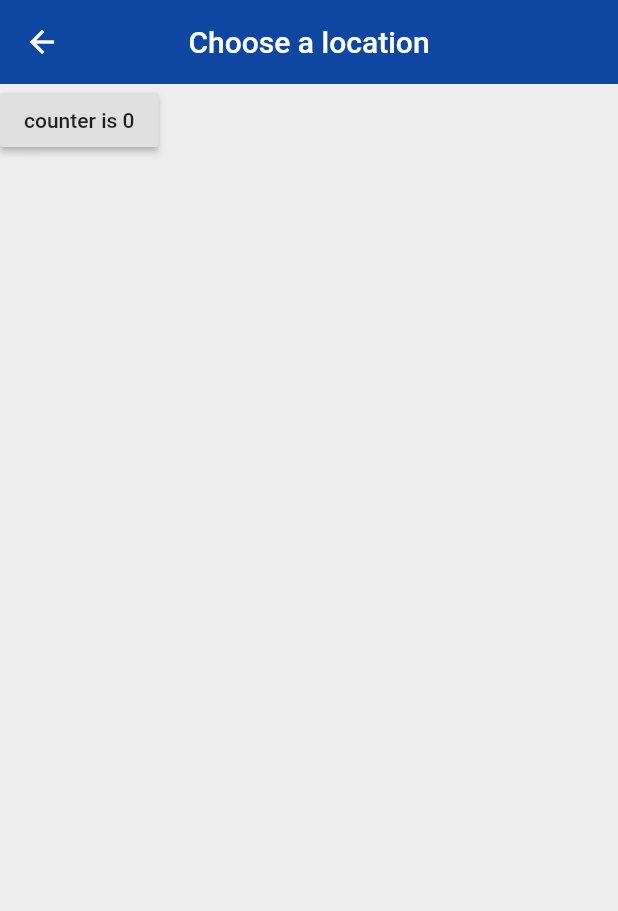
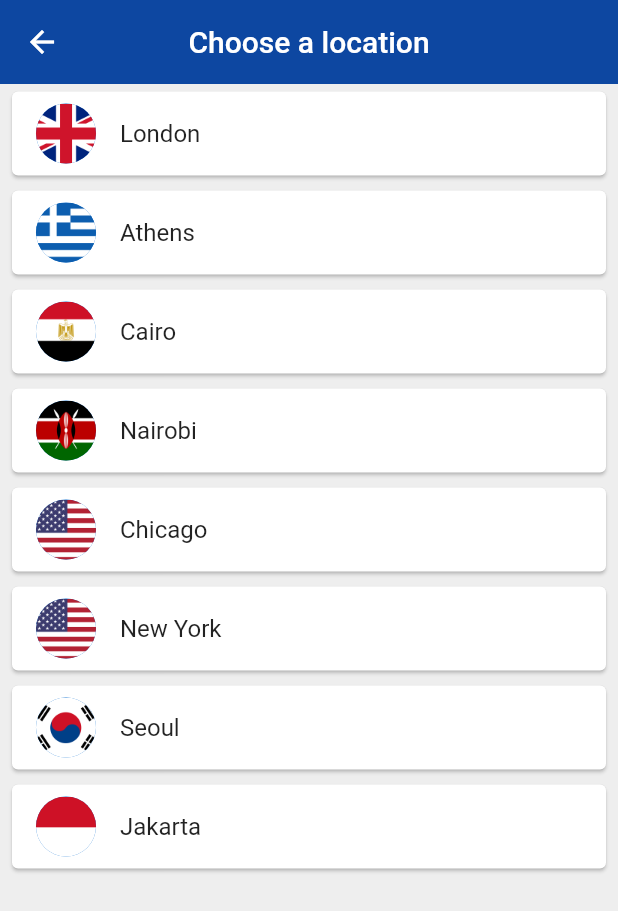
Before and after one commit to Emericen/world_time, a Flutter app: the Home screen opened directly with empty values, after a tap on "Edit Location", on a phone screen of 412 x 824 dp. Shown: the top 911 px of the screen. Run offline on Flutter 3.47's test engine with Material 2 defaults, Android fonts, the phone set to English and light mode, and no system bars; our stand-ins replace flutter_spinkit; network calls fail; statements that could not run were skipped.

Commit message:
all done

```diff
--- a/lib/pages/choose_location.dart
+++ b/lib/pages/choose_location.dart
@@ -1,4 +1,5 @@
 import 'package:flutter/material.dart';
+import 'package:world_time/services/world_time.dart';
 
 class ChooseLocation extends StatefulWidget {
   @override
@@ -7,14 +8,34 @@ class ChooseLocation extends StatefulWidget {
 
 class _ChooseLocationState extends State<ChooseLocation> {
 
-  int counter = 0;
+//  int counter = 0;
+  List<WorldTime> locations = [
+    WorldTime(url: 'Europe/London', location: 'London', flag: 'uk.png'),
+    WorldTime(url: 'Europe/Berlin', location: 'Athens', flag: 'greece.png'),
+    WorldTime(url: 'Africa/Cairo', location: 'Cairo', flag: 'egypt.png'),
+    WorldTime(url: 'Africa/Nairobi', location: 'Nairobi', flag: 'kenya.png'),
+    WorldTime(url: 'America/Chicago', location: 'Chicago', flag: 'usa.png'),
+    WorldTime(url: 'America/New_York', location: 'New York', flag: 'usa.png'),
+    WorldTime(url: 'Asia/Seoul', location: 'Seoul', flag: 'south_korea.png'),
+    WorldTime(url: 'Asia/Jakarta', location: 'Jakarta', flag: 'indonesia.png'),
+  ];
+
+  // update time on home page on tap
+  void updateTime(index) async {
+    WorldTime instance = locations[index];
+    await instance.getTime();
+    Navigator.pop(context, {
+      'location': instance.location,
+      'flag': instance.flag,
+      'time': instance.time,
+      'isDayTime': instance.isDayTime
+    });
+  }
+
 
   @override
   void initState() {
-    // legend has it initState() is where you use 3rd party API.
     super.initState();
-    print('initState func ran');
-//    getData();
   }
 
   @override
@@ -28,14 +49,34 @@ class _ChooseLocationState extends State<ChooseLocation> {
         centerTitle: true,
         elevation: 0,
       ),
-      body: RaisedButton(
-        onPressed: () {
-          setState(() {
-            counter += 1;
-          });
-        },
-        child: Text('counter is $counter'),
-      )
+      body: ListView.builder(
+        itemCount: locations.length,
+        itemBuilder: (context, index) {
+          return Padding(
+            padding: const EdgeInsets.symmetric(vertical: 1, horizontal: 4),
+            child: Card(
+              child: ListTile(
+                onTap: () {
+                  updateTime(index);
+                },
+                title: Text(locations[index].location),
+                leading: CircleAvatar(
+                  backgroundImage: AssetImage('assets/${locations[index].flag}'),
+                ),
+              ),
+            ),
+          );
+        }
+      ),
+
+//      body: RaisedButton(
+//        onPressed: () {
+//          setState(() {
+//            counter += 1;
+//          });
+//        },
+//        child: Text('counter is $counter'),
+//      )
     );
   }
 }
--- a/lib/pages/home.dart
+++ b/lib/pages/home.dart
@@ -12,23 +12,79 @@ class _HomeState extends State<Home> {
   @override
   Widget build(BuildContext context) {
 
-    data = ModalRoute.of(context).settings.arguments;
+    data = data.isNotEmpty? data : ModalRoute.of(context).settings.arguments;
     print(data);
     // setting the data, don't need setstate b/c this is before we return anything
 
+    String bgImage = data['isDayTime'] ? 'day.png' : 'night.png';
+    Color bgColor = data['isDayTime'] ? Colors.blue : Colors.indigo[700];
+
     return Scaffold(
-      body: SafeArea(  // now the text won't go into hair line.
+      backgroundColor: bgColor,
+      body: SafeArea( // now the text won't go into hair line.
+        child: Container(
+          decoration: BoxDecoration(
+            image: DecorationImage(
+              image: AssetImage('assets/$bgImage'),
+              fit:BoxFit.cover,
+            )
+          ),
+          child: Padding(
+            padding: const EdgeInsets.fromLTRB(0, 120, 0, 0),
             child: Column(
               children: <Widget>[
                 FlatButton.icon(
-              onPressed: () {
-                Navigator.pushNamed(context, '/location');
+                  onPressed: () async {
+                    // set choosing location as a big async task
+                    // so we can pass in location
+                    dynamic result = await Navigator.pushNamed(context, '/location');
+                    setState(() {
+                      // overwriting the original data with new selected data
+                      data = {
+                        'time': result['time'],
+                        'location': result['location'],
+                        'isDayTime': result['isDayTime'],
+                        'flag': result['flag']
+                      };
+                    });
                   },
-              icon: Icon(Icons.edit_location),
-              label: Text('Edit Location'),
+                  icon: Icon(
+                    Icons.edit_location,
+                    color: Colors.white,
+                  ),
+                  label: Text(
+                    'Edit Location',
+                    style: TextStyle(
+                      color: Colors.white,
+                    ),
+                  ),
+                ),
+                SizedBox(height: 20),
+                Row(
+                  mainAxisAlignment: MainAxisAlignment.center,
+                  children: <Widget>[
+                    Text(
+                      data['location'],
+                      style: TextStyle(
+                        fontSize: 28,
+                        letterSpacing: 2,
+                        color: Colors.white,
+                      ),
                     ),
                   ],
                 ),
+                SizedBox(height: 20),
+                Text(
+                  data['time'],
+                  style: TextStyle(
+                    fontSize: 66,
+                    color: Colors.white,
+                  ),
+                ),
+              ],
+            ),
+          ),
+        )
       )
     );
   }
--- a/lib/services/world_time.dart
+++ b/lib/services/world_time.dart
@@ -1,5 +1,6 @@
 import 'package:http/http.dart';
 import 'dart:convert';
+import 'package:intl/intl.dart';
 
 class WorldTime {
 
@@ -7,6 +8,7 @@ class WorldTime {
   String time;      // the time in that location
   String flag;      // url to an asset flag icon
   String url;       // location url for api endpoint
+  bool isDayTime;
 
   WorldTime({this.location, this.flag, this.url});
 
@@ -22,9 +24,10 @@ class WorldTime {
     // create DateTime object
     DateTime now = DateTime.parse(datetime);
     now = now.add(Duration(hours: int.parse(offset)));
-
+    isDayTime = now.hour > 6 && now.hour < 20;
     // set time property
-    time = now.toString();
+//    time = now.toString();
+    time = DateFormat.jm().format(now);
   }
 
 }
```
Also changed, not shown: lib/pages/loading.dart (+12 -4 lines), pubspec.yaml (+4 -3 lines), assets/day.png (added), assets/egypt.png (added), assets/germany.png (added), assets/greece.png (added), assets/indonesia.png (added), assets/kenya.png (added), assets/night.png (added), assets/south_korea.png (added), assets/uk.png (added), assets/usa.png (added), pubspec.lock. Lines whose indentation alone changed are shown as unchanged.
